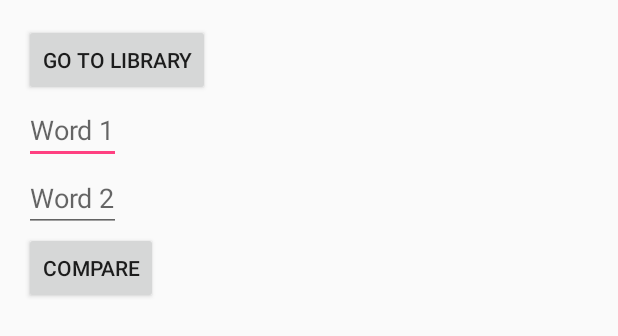
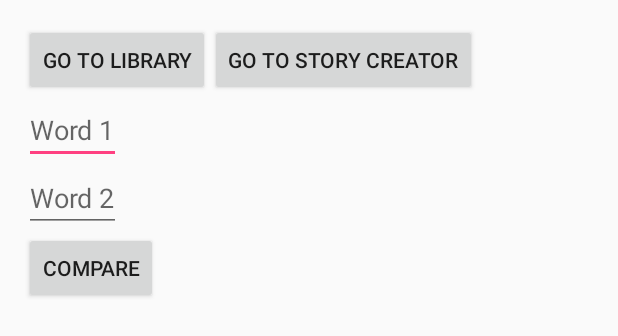
Before and after one commit to IceIceBB/AdventureCreator, an Android app: the layout activity_main.xml on its own in the app's theme, with its tools: preview values and no code run, on a phone screen of 412 x 824 dp. Shown: the top 336 px of the screen. Run offline under Robolectric (Android 15) with nearby library versions, the light colour scheme and no system bars; network calls fail.

Commit message:
fixing my mistake in merging

```diff
--- a/AdventureCreatorAndroidProject/app/src/main/res/layout/activity_main.xml
+++ b/AdventureCreatorAndroidProject/app/src/main/res/layout/activity_main.xml
@@ -11,11 +11,23 @@
     android:paddingTop="@dimen/activity_vertical_margin"
     tools:context="com.example.lmont.adventurecreator.MainActivity">
 
-    <Button
-        android:id="@+id/libraryButton"
+    <LinearLayout
         android:layout_width="wrap_content"
         android:layout_height="wrap_content"
-        android:text="go to library"/>
+        android:orientation="horizontal">
+
+        <Button
+            android:id="@+id/libraryButton"
+            android:layout_width="wrap_content"
+            android:layout_height="wrap_content"
+            android:text="go to library" />
+
+        <Button
+            android:id="@+id/storyCreatorButton"
+            android:layout_width="wrap_content"
+            android:layout_height="wrap_content"
+            android:text="go to story creator" />
+    </LinearLayout>
 
     <EditText
         android:id="@+id/main_wordOneEditText"
```
Also changed, not shown: AdventureCreatorAndroidProject/app/src/main/java/com/example/lmont/adventurecreator/ChapterCreation.java (+24 -20 lines), AdventureCreatorAndroidProject/app/src/main/java/com/example/lmont/adventurecreator/MainActivity.java (+10 -0 lines), AdventureCreatorAndroidProject/app/src/main/java/com/example/lmont/adventurecreator/StoryCreation.java (+6 -2 lines).
